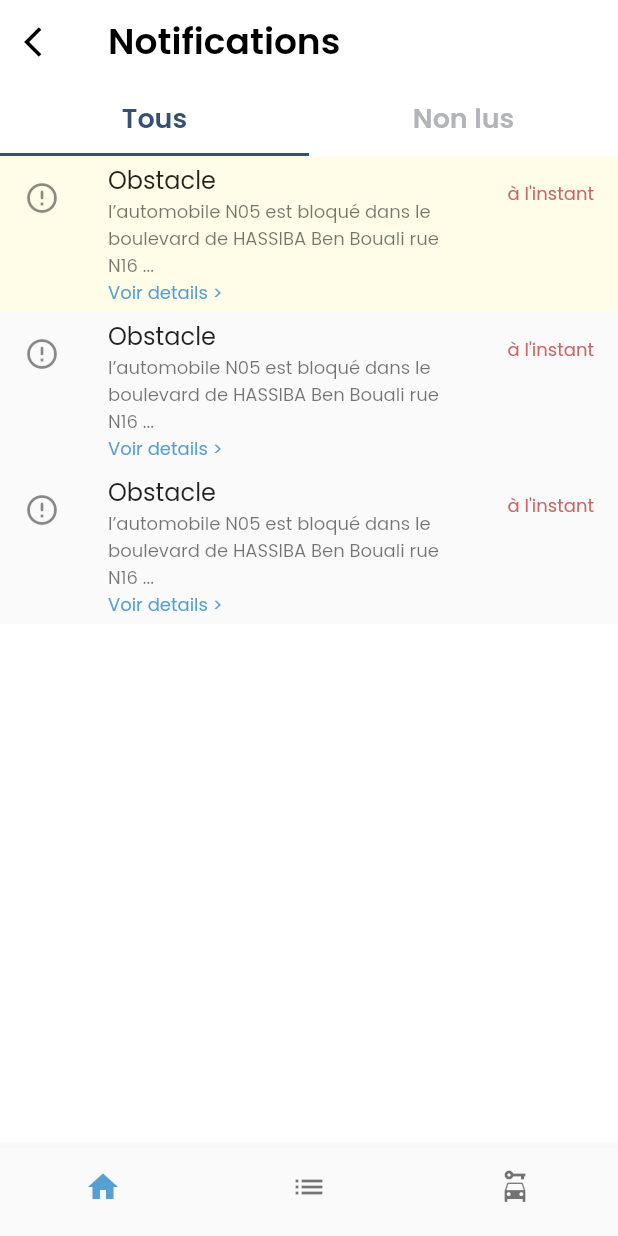
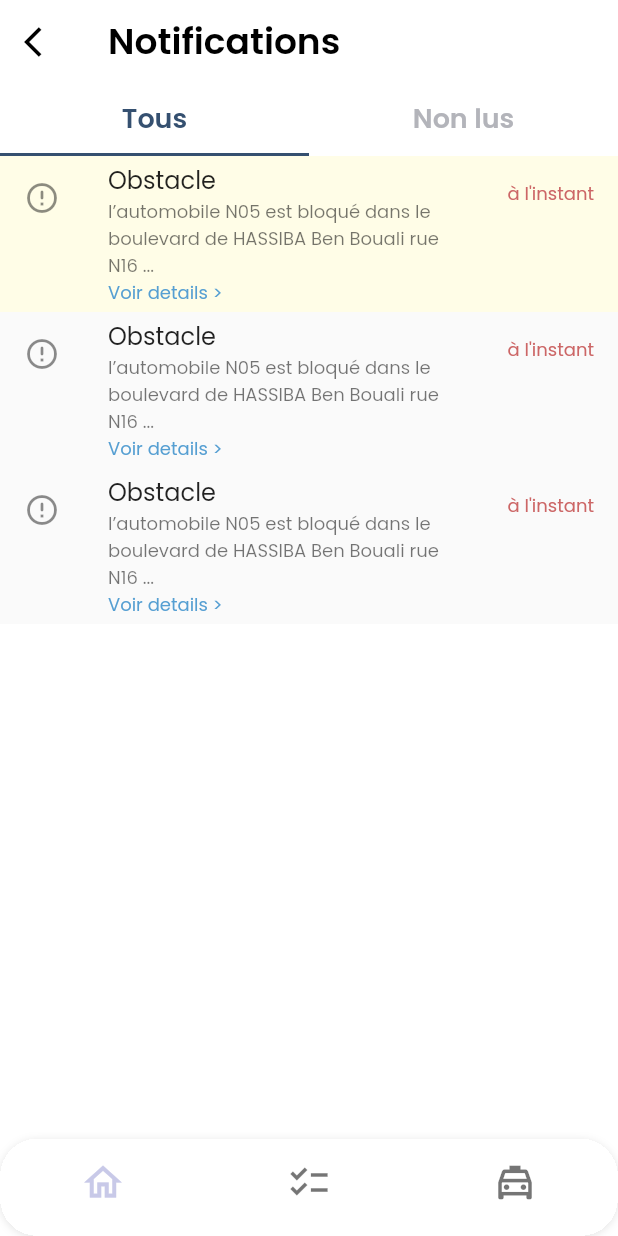
Before and after one commit to PROJET-SIL-EQUIPE-2/gacela-agent, a Flutter app: the screen it shows after launch, after a tap on the "notifications none" icon, on a phone screen of 412 x 824 dp. Run offline on Flutter 3.47's test engine with Material 2 defaults, Android fonts, the light colour scheme and no system bars; our stand-ins replace flutter_dotenv, flutter_svg, percent_indicator, shared_preferences; network calls fail; project files that could hold a hidden picture were left out.

Commit message:
ui:ui home/profile/notifications done

```diff
--- a/lib/config/theme/colors.dart
+++ b/lib/config/theme/colors.dart
@@ -9,6 +9,7 @@ class GacelaColors {
   static const Color gacelaDeepBlue = Color(0xFF355070);
   static const Color gacelaGreen = Color(0xFF52E09B);
   static const Color gacelaPurple = Color(0xFFC8C9E8);
+  static const Color gacelaLightPurple = Color(0xFFEFEFF5);
   static const Color gacelaYellow = Color(0xFFF2CB30);
   static const Color gacelaLightYellow = Color(0xFFFFFDE7);
 }
--- a/lib/main.dart
+++ b/lib/main.dart
@@ -5,6 +5,10 @@ import 'app.dart';
 
 void main() async {
   WidgetsFlutterBinding.ensureInitialized();
+  SystemChrome.setSystemUIOverlayStyle(const SystemUiOverlayStyle(
+    systemNavigationBarColor: Colors.white, // navigation bar color
+    statusBarColor: Colors.white, // status bar color
+  ));
   await SystemChrome.setPreferredOrientations([
     DeviceOrientation.portraitUp,
     DeviceOrientation.portraitDown,
--- a/lib/views/screens/home/home_navigator.dart
+++ b/lib/views/screens/home/home_navigator.dart
@@ -1,4 +1,5 @@
 import 'package:flutter/material.dart';
+import 'package:gacela_am/views/screens/home/edit_profile_screen.dart';
 import 'notifications_screen.dart';
 import 'profile_screen.dart';
 import 'home_screen.dart';
@@ -19,6 +20,8 @@ class HomeNavigator extends StatelessWidget {
             return const HomeScreen();
           case ProfileScreen.route:
             return const ProfileScreen();
+          case EditProfileScreen.route:
+            return const EditProfileScreen();
           case NotificationsScreen.route:
             return const NotificationsScreen();
           // here we add the new pages routes
--- a/lib/views/screens/main_screen.dart
+++ b/lib/views/screens/main_screen.dart
@@ -1,5 +1,6 @@
 import 'package:flutter/material.dart';
 import 'package:flutter/services.dart';
+import 'package:gacela_am/config/theme/colors.dart';
 import 'navigators.dart';
 
 class MainScreen extends StatefulWidget {
@@ -46,16 +47,36 @@ class _MainScreenState extends State<MainScreen> {
     return WillPopScope(
       onWillPop: _systemBackButtonPressed,
       child: Scaffold(
-        bottomNavigationBar: BottomNavigationBar(
+        bottomNavigationBar: Container(
+          clipBehavior: Clip.hardEdge,
+          decoration: BoxDecoration(
+            boxShadow: [
+              BoxShadow(
+                color: Colors.black.withOpacity(0.1),
+                offset: const Offset(0, 1),
+                blurRadius: 4,
+              )
+            ],
+            borderRadius: BorderRadius.circular(25),
+          ),
+          child: BottomNavigationBar(
             showSelectedLabels: false,
             showUnselectedLabels: false,
+            selectedItemColor: GacelaColors.gacelaPurple,
+            backgroundColor: Colors.white,
+            elevation: 0,
+            iconSize: 30,
             items: const [
-            BottomNavigationBarItem(icon: Icon(Icons.home), label: 'Home'),
-            BottomNavigationBarItem(icon: Icon(Icons.list), label: 'Tasks'),
-            BottomNavigationBarItem(icon: Icon(Icons.car_rental), label: 'Cars')
+              BottomNavigationBarItem(
+                  icon: Icon(Icons.home_outlined), label: 'Home'),
+              BottomNavigationBarItem(
+                  icon: Icon(Icons.checklist_sharp), label: 'Tasks'),
+              BottomNavigationBarItem(
+                  icon: Icon(Icons.local_taxi_outlined), label: 'Cars')
             ],
             currentIndex: _currentIndex,
             onTap: (index) => setState(() => _currentIndex = index),
+          ),
         ),
         body: SafeArea(
             child: IndexedStack(
--- a/lib/views/widgets/gacela_widgets.dart
+++ b/lib/views/widgets/gacela_widgets.dart
@@ -109,8 +109,12 @@ Widget gacelaTextField({
   double radius = 20,
   EdgeInsetsGeometry? padding,
   int? maxLength,
+  bool enabled = true,
+  String? initialValue,
 }) =>
     TextFormField(
+      enabled: enabled,
+      initialValue: initialValue,
       maxLength: maxLength,
       controller: controller,
       onChanged: onChanged,
```
Also changed, not shown: lib/views/screens/home/edit_profile_screen.dart (added, +167 -0 lines), lib/views/screens/home/profile_screen.dart (+74 -6 lines). Lines whose indentation alone changed are shown as unchanged.
